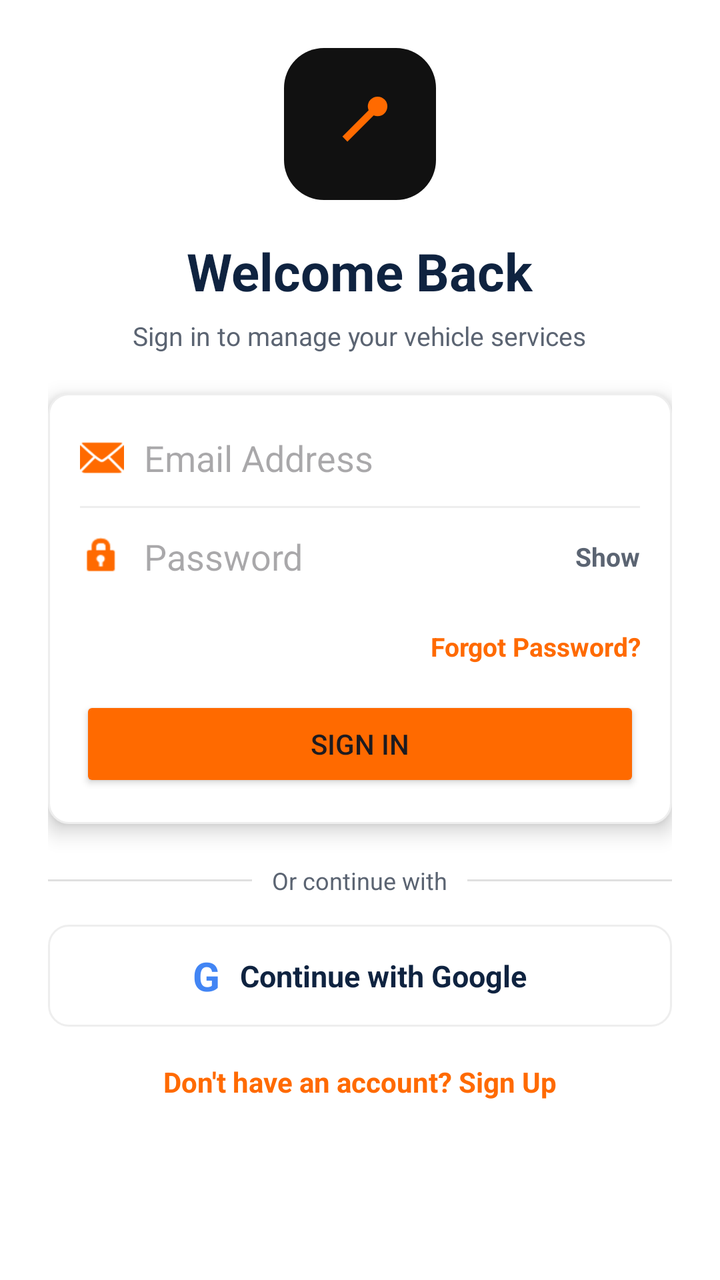
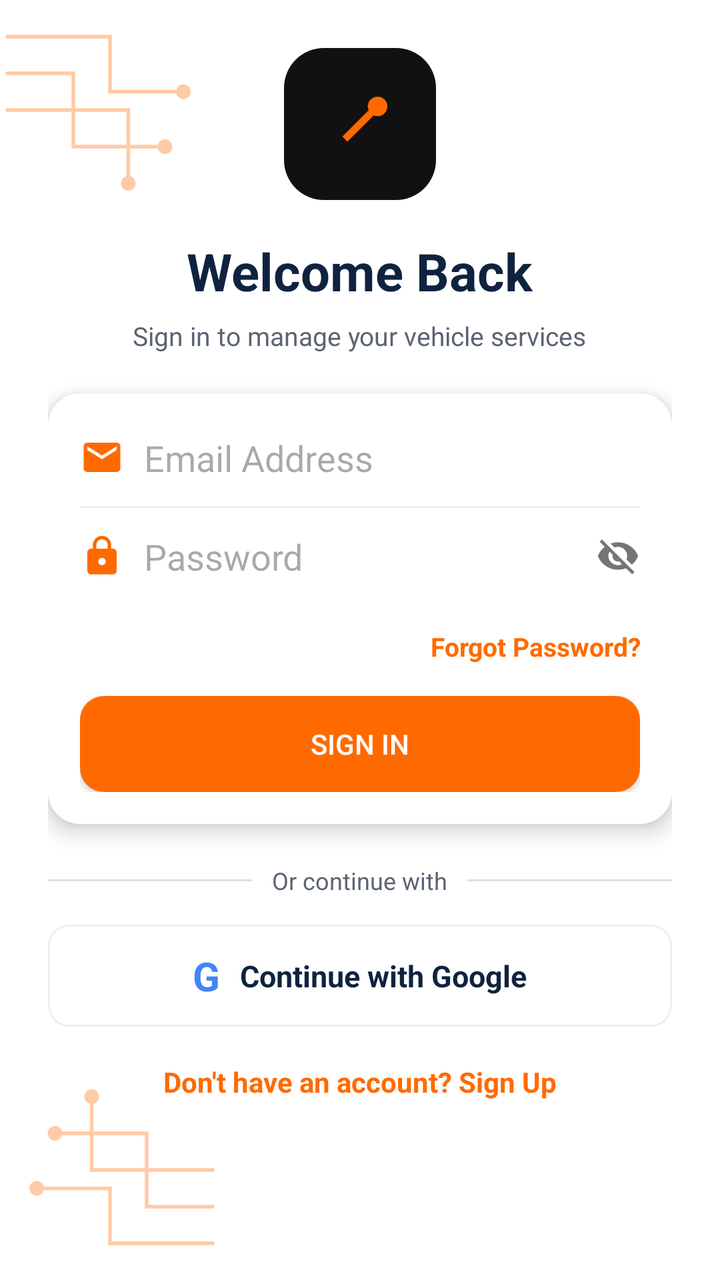

Screens rendered from an Android XML layout before and after an edit, with the pre-edit source and the edit as a unified diff.
<!-- AndroidManifest.xml: application theme Theme.BikeRakshak -->
<!-- res/layout/activity_login.xml -->
<?xml version="1.0" encoding="utf-8"?>
<ScrollView xmlns:android="http://schemas.android.com/apk/res/android"
    android:layout_width="match_parent"
    android:layout_height="match_parent"
    android:background="@color/white">

    <LinearLayout
        android:layout_width="match_parent"
        android:layout_height="wrap_content"
        android:orientation="vertical"
        android:gravity="center_horizontal"
        android:padding="24dp">

        <ImageView
            android:layout_width="76dp"
            android:layout_height="76dp"
            android:background="@drawable/bg_logo_tile"
            android:padding="14dp"
            android:src="@drawable/ic_launcher_foreground"
            android:contentDescription="BikeRakshak logo" />

        <TextView
            android:layout_width="wrap_content"
            android:layout_height="wrap_content"
            android:text="Welcome Back"
            android:textSize="26sp"
            android:textStyle="bold"
            android:textColor="@color/navy"
            android:layout_marginTop="18dp" />

        <TextView
            android:layout_width="wrap_content"
            android:layout_height="wrap_content"
            android:text="Sign in to manage your vehicle services"
            android:textSize="13sp"
            android:textColor="@color/text_grey"
            android:layout_marginTop="6dp" />

        <LinearLayout
            android:layout_width="match_parent"
            android:layout_height="wrap_content"
            android:background="@drawable/bg_rounded_card"
            android:elevation="6dp"
            android:orientation="vertical"
            android:paddingLeft="16dp"
            android:paddingRight="16dp"
            android:paddingTop="8dp"
            android:paddingBottom="16dp"
            android:layout_marginTop="20dp">

            <LinearLayout
                android:layout_width="match_parent"
                android:layout_height="wrap_content"
                android:orientation="horizontal"
                android:gravity="center_vertical">

                <ImageView
                    android:layout_width="22dp"
                    android:layout_height="22dp"
                    android:src="@android:drawable/ic_dialog_email"
                    android:tint="@color/rescue_orange" />

                <EditText
                    android:id="@+id/etEmail"
                    android:layout_width="0dp"
                    android:layout_height="wrap_content"
                    android:layout_weight="1"
                    android:background="@null"
                    android:hint="Email Address"
                    android:inputType="textEmailAddress"
                    android:paddingLeft="10dp"
                    android:paddingTop="12dp"
                    android:paddingBottom="12dp" />
            </LinearLayout>

            <View
                android:layout_width="match_parent"
                android:layout_height="1dp"
                android:background="#EEEEEE" />

            <LinearLayout
                android:layout_width="match_parent"
                android:layout_height="wrap_content"
                android:orientation="horizontal"
                android:gravity="center_vertical">

                <ImageView
                    android:layout_width="22dp"
                    android:layout_height="22dp"
                    android:src="@android:drawable/ic_lock_idle_lock"
                    android:tint="@color/rescue_orange" />

                <EditText
                    android:id="@+id/etPassword"
                    android:layout_width="0dp"
                    android:layout_height="wrap_content"
                    android:layout_weight="1"
                    android:background="@null"
                    android:hint="Password"
                    android:inputType="textPassword"
                    android:paddingLeft="10dp"
                    android:paddingTop="12dp"
                    android:paddingBottom="12dp" />

                <TextView
                    android:id="@+id/tvTogglePassword"
                    android:layout_width="wrap_content"
                    android:layout_height="wrap_content"
                    android:text="Show"
                    android:textSize="13sp"
                    android:textStyle="bold"
                    android:textColor="@color/text_grey" />
            </LinearLayout>

            <TextView
                android:id="@+id/tvForgot"
                android:layout_width="match_parent"
                android:layout_height="wrap_content"
                android:text="Forgot Password?"
                android:textSize="13sp"
                android:textStyle="bold"
                android:textColor="@color/rescue_orange"
                android:gravity="end"
                android:layout_marginTop="12dp" />

            <Button
                android:id="@+id/btnLogin"
                android:layout_width="match_parent"
                android:layout_height="wrap_content"
                android:text="Sign In"
                android:backgroundTint="@color/rescue_orange"
                android:layout_marginTop="16dp" />
        </LinearLayout>

        <LinearLayout
            android:layout_width="match_parent"
            android:layout_height="wrap_content"
            android:orientation="horizontal"
            android:gravity="center_vertical"
            android:layout_marginTop="20dp">

            <View
                android:layout_width="0dp"
                android:layout_height="1dp"
                android:layout_weight="1"
                android:background="#E0E0E0" />

            <TextView
                android:layout_width="wrap_content"
                android:layout_height="wrap_content"
                android:text="Or continue with"
                android:textSize="12sp"
                android:textColor="@color/text_grey"
                android:paddingLeft="10dp"
                android:paddingRight="10dp" />

            <View
                android:layout_width="0dp"
                android:layout_height="1dp"
                android:layout_weight="1"
                android:background="#E0E0E0" />
        </LinearLayout>

        <LinearLayout
            android:id="@+id/btnGoogle"
            android:layout_width="match_parent"
            android:layout_height="wrap_content"
            android:background="@drawable/bg_rounded_card"
            android:gravity="center"
            android:orientation="horizontal"
            android:padding="12dp"
            android:layout_marginTop="14dp">

            <TextView
                android:layout_width="wrap_content"
                android:layout_height="wrap_content"
                android:text="G"
                android:textSize="20sp"
                android:textStyle="bold"
                android:textColor="#4285F4" />

            <TextView
                android:layout_width="wrap_content"
                android:layout_height="wrap_content"
                android:text="Continue with Google"
                android:textSize="15sp"
                android:textStyle="bold"
                android:textColor="@color/navy"
                android:paddingLeft="10dp" />
        </LinearLayout>

        <TextView
            android:id="@+id/tvGoSignup"
            android:layout_width="wrap_content"
            android:layout_height="wrap_content"
            android:text="Don't have an account? Sign Up"
            android:textSize="14sp"
            android:textStyle="bold"
            android:textColor="@color/rescue_orange"
            android:layout_marginTop="18dp" />
    </LinearLayout>
</ScrollView>
<!-- resources referenced by this layout -->
<resources>
  <color name="navy">#0F2340</color>
  <color name="rescue_orange">#FF6A00</color>
  <color name="text_grey">#5B6472</color>
  <color name="white">#FFFFFF</color>
  <color name="navy_dark">#0A1930</color>
  <!-- unchanged entries left out for length: 4 -->
</resources>

<!-- the commit's change to res/layout/activity_login.xml (unified diff, before → after) -->
@@ -1,202 +1,224 @@
 <?xml version="1.0" encoding="utf-8"?>
-<ScrollView xmlns:android="http://schemas.android.com/apk/res/android"
+<FrameLayout xmlns:android="http://schemas.android.com/apk/res/android"
     android:layout_width="match_parent"
     android:layout_height="match_parent"
     android:background="@color/white">
 
-    <LinearLayout
+    <ScrollView
         android:layout_width="match_parent"
-        android:layout_height="wrap_content"
-        android:orientation="vertical"
-        android:gravity="center_horizontal"
-        android:padding="24dp">
-
-        <ImageView
-            android:layout_width="76dp"
-            android:layout_height="76dp"
-            android:background="@drawable/bg_logo_tile"
-            android:padding="14dp"
-            android:src="@drawable/ic_launcher_foreground"
-            android:contentDescription="BikeRakshak logo" />
-
-        <TextView
-            android:layout_width="wrap_content"
-            android:layout_height="wrap_content"
-            android:text="Welcome Back"
-            android:textSize="26sp"
-            android:textStyle="bold"
-            android:textColor="@color/navy"
-            android:layout_marginTop="18dp" />
-
-        <TextView
-            android:layout_width="wrap_content"
-            android:layout_height="wrap_content"
-            android:text="Sign in to manage your vehicle services"
-            android:textSize="13sp"
-            android:textColor="@color/text_grey"
-            android:layout_marginTop="6dp" />
+        android:layout_height="match_parent">
 
         <LinearLayout
             android:layout_width="match_parent"
             android:layout_height="wrap_content"
-            android:background="@drawable/bg_rounded_card"
-            android:elevation="6dp"
             android:orientation="vertical"
-            android:paddingLeft="16dp"
-            android:paddingRight="16dp"
-            android:paddingTop="8dp"
-            android:paddingBottom="16dp"
-            android:layout_marginTop="20dp">
+            android:gravity="center_horizontal"
+            android:padding="24dp">
+
+            <ImageView
+                android:layout_width="76dp"
+                android:layout_height="76dp"
+                android:background="@drawable/bg_logo_tile"
+                android:padding="14dp"
+                android:src="@drawable/ic_launcher_foreground"
+                android:contentDescription="BikeRakshak logo" />
+
+            <TextView
+                android:layout_width="wrap_content"
+                android:layout_height="wrap_content"
+                android:text="Welcome Back"
+                android:textSize="26sp"
+                android:textStyle="bold"
+                android:textColor="@color/navy"
+                android:layout_marginTop="18dp" />
+
+            <TextView
+                android:layout_width="wrap_content"
+                android:layout_height="wrap_content"
+                android:text="Sign in to manage your vehicle services"
+                android:textSize="13sp"
+                android:textColor="@color/text_grey"
+                android:layout_marginTop="6dp" />
 
             <LinearLayout
                 android:layout_width="match_parent"
                 android:layout_height="wrap_content"
-                android:orientation="horizontal"
-                android:gravity="center_vertical">
-
-                <ImageView
-                    android:layout_width="22dp"
-                    android:layout_height="22dp"
-                    android:src="@android:drawable/ic_dialog_email"
-                    android:tint="@color/rescue_orange" />
-
-                <EditText
-                    android:id="@+id/etEmail"
-                    android:layout_width="0dp"
-                    android:layout_height="wrap_content"
-                    android:layout_weight="1"
-                    android:background="@null"
-                    android:hint="Email Address"
-                    android:inputType="textEmailAddress"
-                    android:paddingLeft="10dp"
-                    android:paddingTop="12dp"
-                    android:paddingBottom="12dp" />
+                android:background="@drawable/bg_auth_card"
+                android:elevation="6dp"
+                android:orientation="vertical"
+                android:paddingLeft="16dp"
+                android:paddingRight="16dp"
+                android:paddingTop="8dp"
+                android:paddingBottom="16dp"
+                android:layout_marginTop="20dp">
+
+                <LinearLayout
+                    android:layout_width="match_parent"
+                    android:layout_height="wrap_content"
+                    android:orientation="horizontal"
+                    android:gravity="center_vertical">
+
+                    <ImageView
+                        android:layout_width="22dp"
+                        android:layout_height="22dp"
+                        android:src="@drawable/ic_email"
+                        android:tint="@color/rescue_orange" />
+
+                    <EditText
+                        android:id="@+id/etEmail"
+                        android:layout_width="0dp"
+                        android:layout_height="wrap_content"
+                        android:layout_weight="1"
+                        android:background="@null"
+                        android:hint="Email Address"
+                        android:inputType="textEmailAddress"
+                        android:paddingLeft="10dp"
+                        android:paddingTop="12dp"
+                        android:paddingBottom="12dp" />
+                </LinearLayout>
+
+                <View
+                    android:layout_width="match_parent"
+                    android:layout_height="1dp"
+                    android:background="#EEEEEE" />
+
+                <LinearLayout
+                    android:layout_width="match_parent"
+                    android:layout_height="wrap_content"
+                    android:orientation="horizontal"
+                    android:gravity="center_vertical">
+
+                    <ImageView
+                        android:layout_width="22dp"
+                        android:layout_height="22dp"
+                        android:src="@drawable/ic_lock"
+                        android:tint="@color/rescue_orange" />
+
+                    <EditText
+                        android:id="@+id/etPassword"
+                        android:layout_width="0dp"
+                        android:layout_height="wrap_content"
+                        android:layout_weight="1"
+                        android:background="@null"
+                        android:hint="Password"
+                        android:inputType="textPassword"
+                        android:paddingLeft="10dp"
+                        android:paddingTop="12dp"
+                        android:paddingBottom="12dp" />
+
+                    <ImageView
+                        android:id="@+id/ivTogglePassword"
+                        android:layout_width="22dp"
+                        android:layout_height="22dp"
+                        android:src="@drawable/ic_eye_off"
+                        android:tint="#757575"
+                        android:contentDescription="Show password" />
+                </LinearLayout>
+
+                <TextView
+                    android:id="@+id/tvForgot"
+                    android:layout_width="match_parent"
+                    android:layout_height="wrap_content"
+                    android:text="Forgot Password?"
+                    android:textSize="13sp"
+                    android:textStyle="bold"
+                    android:textColor="@color/rescue_orange"
+                    android:gravity="end"
+                    android:layout_marginTop="12dp" />
+
+                <Button
+                    android:id="@+id/btnLogin"
+                    android:layout_width="match_parent"
+                    android:layout_height="wrap_content"
+                    android:text="Sign In"
+                    android:background="@drawable/bg_btn_orange"
+                    android:textColor="@color/white"
+                    android:layout_marginTop="16dp" />
             </LinearLayout>
-
-            <View
-                android:layout_width="match_parent"
-                android:layout_height="1dp"
-                android:background="#EEEEEE" />
 
             <LinearLayout
                 android:layout_width="match_parent"
                 android:layout_height="wrap_content"
                 android:orientation="horizontal"
-                android:gravity="center_vertical">
-
-                <ImageView
-                    android:layout_width="22dp"
-                    android:layout_height="22dp"
-                    android:src="@android:drawable/ic_lock_idle_lock"
-                    android:tint="@color/rescue_orange" />
-
-                <EditText
-                    android:id="@+id/etPassword"
+                android:gravity="center_vertical"
+                android:layout_marginTop="20dp">
+
+                <View
                     android:layout_width="0dp"
-                    android:layout_height="wrap_content"
+                    android:layout_height="1dp"
                     android:layout_weight="1"
-                    android:background="@null"
-                    android:hint="Password"
-                    android:inputType="textPassword"
+                    android:background="#E0E0E0" />
+
+                <TextView
+                    android:layout_width="wrap_content"
+                    android:layout_height="wrap_content"
+                    android:text="Or continue with"
+                    android:textSize="12sp"
+                    android:textColor="@color/text_grey"
                     android:paddingLeft="10dp"
-                    android:paddingTop="12dp"
-                    android:paddingBottom="12dp" />
-
-                <TextView
-                    android:id="@+id/tvTogglePassword"
+                    android:paddingRight="10dp" />
+
+                <View
+                    android:layout_width="0dp"
+                    android:layout_height="1dp"
+                    android:layout_weight="1"
+                    android:background="#E0E0E0" />
+            </LinearLayout>
+
+            <LinearLayout
+                android:id="@+id/btnGoogle"
+                android:layout_width="match_parent"
+                android:layout_height="wrap_content"
+                android:background="@drawable/bg_rounded_card"
+                android:gravity="center"
+                android:orientation="horizontal"
+                android:padding="12dp"
+                android:layout_marginTop="14dp">
+
+                <TextView
                     android:layout_width="wrap_content"
                     android:layout_height="wrap_content"
-                    android:text="Show"
-                    android:textSize="13sp"
+                    android:text="G"
+                    android:textSize="20sp"
                     android:textStyle="bold"
-                    android:textColor="@color/text_grey" />
+                    android:textColor="#4285F4" />
+
+                <TextView
+                    android:layout_width="wrap_content"
+                    android:layout_height="wrap_content"
+                    android:text="Continue with Google"
+                    android:textSize="15sp"
+                    android:textStyle="bold"
+                    android:textColor="@color/navy"
+                    android:paddingLeft="10dp" />
             </LinearLayout>
 
             <TextView
-                android:id="@+id/tvForgot"
-                android:layout_width="match_parent"
-                android:layout_height="wrap_content"
-                android:text="Forgot Password?"
-                android:textSize="13sp"
+                android:id="@+id/tvGoSignup"
+                android:layout_width="wrap_content"
+                android:layout_height="wrap_content"
+                android:text="Don't have an account? Sign Up"
+                android:textSize="14sp"
                 android:textStyle="bold"
                 android:textColor="@color/rescue_orange"
-                android:gravity="end"
-                android:layout_marginTop="12dp" />
-
-            <Button
-                android:id="@+id/btnLogin"
-                android:layout_width="match_parent"
-                android:layout_height="wrap_content"
-                android:text="Sign In"
-                android:backgroundTint="@color/rescue_orange"
-                android:layout_marginTop="16dp" />
+                android:layout_marginTop="18dp" />
         </LinearLayout>
-
-        <LinearLayout
-            android:layout_width="match_parent"
-            android:layout_height="wrap_content"
-            android:orientation="horizontal"
-            android:gravity="center_vertical"
-            android:layout_marginTop="20dp">
-
-            <View
-                android:layout_width="0dp"
-                android:layout_height="1dp"
-                android:layout_weight="1"
-                android:background="#E0E0E0" />
-
-            <TextView
-                android:layout_width="wrap_content"
-                android:layout_height="wrap_content"
-                android:text="Or continue with"
-                android:textSize="12sp"
-                android:textColor="@color/text_grey"
-                android:paddingLeft="10dp"
-                android:paddingRight="10dp" />
-
-            <View
-                android:layout_width="0dp"
-                android:layout_height="1dp"
-                android:layout_weight="1"
-                android:background="#E0E0E0" />
-        </LinearLayout>
-
-        <LinearLayout
-            android:id="@+id/btnGoogle"
-            android:layout_width="match_parent"
-            android:layout_height="wrap_content"
-            android:background="@drawable/bg_rounded_card"
-            android:gravity="center"
-            android:orientation="horizontal"
-            android:padding="12dp"
-            android:layout_marginTop="14dp">
-
-            <TextView
-                android:layout_width="wrap_content"
-                android:layout_height="wrap_content"
-                android:text="G"
-                android:textSize="20sp"
-                android:textStyle="bold"
-                android:textColor="#4285F4" />
-
-            <TextView
-                android:layout_width="wrap_content"
-                android:layout_height="wrap_content"
-                android:text="Continue with Google"
-                android:textSize="15sp"
-                android:textStyle="bold"
-                android:textColor="@color/navy"
-                android:paddingLeft="10dp" />
-        </LinearLayout>
-
-        <TextView
-            android:id="@+id/tvGoSignup"
-            android:layout_width="wrap_content"
-            android:layout_height="wrap_content"
-            android:text="Don't have an account? Sign Up"
-            android:textSize="14sp"
-            android:textStyle="bold"
-            android:textColor="@color/rescue_orange"
-            android:layout_marginTop="18dp" />
-    </LinearLayout>
-</ScrollView>
+    </ScrollView>
+
+    <ImageView
+        android:layout_width="110dp"
+        android:layout_height="110dp"
+        android:layout_gravity="top|start"
+        android:alpha="0.35"
+        android:src="@drawable/bg_circuit"
+        android:contentDescription="@null" />
+
+    <ImageView
+        android:layout_width="110dp"
+        android:layout_height="110dp"
+        android:layout_gravity="bottom|start"
+        android:rotation="180"
+        android:alpha="0.35"
+        android:src="@drawable/bg_circuit"
+        android:contentDescription="@null" />
+</FrameLayout>
<!-- resource entries referenced after the edit -->
@@ -4,6 +4,85 @@
   <color name="rescue_orange">#FF6A00</color>
   <color name="text_grey">#5B6472</color>
   <color name="white">#FFFFFF</color>
+  <!-- drawable bg_auth_card (drawable) -->
+  <?xml version="1.0" encoding="utf-8"?>
+  <shape xmlns:android="http://schemas.android.com/apk/res/android"
+      android:shape="rectangle">
+      <solid android:color="#FFFFFF" />
+      <corners android:radius="16dp" />
+  </shape>
+  <!-- drawable bg_btn_orange (drawable) -->
+  <?xml version="1.0" encoding="utf-8"?>
+  <shape xmlns:android="http://schemas.android.com/apk/res/android"
+      android:shape="rectangle">
+      <solid android:color="#FF6A00" />
+      <corners android:radius="12dp" />
+  </shape>
+  <!-- drawable bg_circuit (drawable) -->
+  <?xml version="1.0" encoding="utf-8"?>
+  <vector xmlns:android="http://schemas.android.com/apk/res/android"
+      android:width="120dp"
+      android:height="120dp"
+      android:viewportWidth="120"
+      android:viewportHeight="120">
+      <path
+          android:strokeColor="#FF6A00"
+          android:strokeWidth="2"
+          android:strokeLineCap="round"
+          android:pathData="M4,20 H60 V50 H100" />
+      <path
+          android:strokeColor="#FF6A00"
+          android:strokeWidth="2"
+          android:strokeLineCap="round"
+          android:pathData="M4,40 H40 V80 H90" />
+      <path
+          android:strokeColor="#FF6A00"
+          android:strokeWidth="2"
+          android:strokeLineCap="round"
+          android:pathData="M4,60 H70 V100" />
+      <path
+          android:fillColor="#FF6A00"
+          android:pathData="M100,50m-4,0a4,4 0,1 1,8 0a4,4 0,1 1,-8 0" />
+      <path
+          android:fillColor="#FF6A00"
+          android:pathData="M90,80m-4,0a4,4 0,1 1,8 0a4,4 0,1 1,-8 0" />
+      <path
+          android:fillColor="#FF6A00"
+          android:pathData="M70,100m-4,0a4,4 0,1 1,8 0a4,4 0,1 1,-8 0" />
+  </vector>
+  <!-- drawable ic_email (drawable) -->
+  <?xml version="1.0" encoding="utf-8"?>
+  <vector xmlns:android="http://schemas.android.com/apk/res/android"
+      android:width="24dp"
+      android:height="24dp"
+      android:viewportWidth="24"
+      android:viewportHeight="24">
+      <path
+          android:fillColor="#FF000000"
+          android:pathData="M20,4H4c-1.1,0 -1.99,0.9 -1.99,2L2,18c0,1.1 0.9,2 2,2h16c1.1,0 2,-0.9 2,-2V6c0,-1.1 -0.9,-2 -2,-2zM20,8l-8,5 -8,-5V6l8,5 8,-5v2z" />
+  </vector>
+  <!-- drawable ic_eye_off (drawable) -->
+  <?xml version="1.0" encoding="utf-8"?>
+  <vector xmlns:android="http://schemas.android.com/apk/res/android"
+      android:width="24dp"
+      android:height="24dp"
+      android:viewportWidth="24"
+      android:viewportHeight="24">
+      <path
+          android:fillColor="#FF000000"
+          android:pathData="M12,7c2.76,0 5,2.24 5,5 0,0.65 -0.13,1.26 -0.36,1.83l2.92,2.92c1.51,-1.26 2.7,-2.89 3.43,-4.75 -1.73,-4.39 -6,-7.5 -11,-7.5 -1.4,0 -2.74,0.25 -3.98,0.7l2.16,2.16C10.74,7.13 11.35,7 12,7zM2,4.27l2.28,2.28 0.46,0.46C3.08,8.3 1.78,10.02 1,12c1.73,4.39 6,7.5 11,7.5 1.55,0 3.03,-0.3 4.38,-0.84l0.42,0.42L19.73,22 21,20.73 3.27,3 2,4.27zM7.53,9.8l1.55,1.55c-0.05,0.21 -0.08,0.43 -0.08,0.65 0,1.66 1.34,3 3,3 0.22,0 0.44,-0.03 0.65,-0.08l1.55,1.55c-0.67,0.33 -1.41,0.53 -2.2,0.53 -2.76,0 -5.26,-2.24 -5.26,-5 0,-0.79 0.2,-1.53 0.53,-2.2zM16.84,9.02l3.15,3.15 0.02,-0.16c0,-1.66 -1.34,-3 -3,-3l-0.17,0.01z" />
+  </vector>
+  <!-- drawable ic_lock (drawable) -->
+  <?xml version="1.0" encoding="utf-8"?>
+  <vector xmlns:android="http://schemas.android.com/apk/res/android"
+      android:width="24dp"
+      android:height="24dp"
+      android:viewportWidth="24"
+      android:viewportHeight="24">
+      <path
+          android:fillColor="#FF000000"
+          android:pathData="M18,8h-1V6c0,-2.76 -2.24,-5 -5,-5S7,3.24 7,6v2H6c-1.1,0 -2,0.9 -2,2v10c0,1.1 0.9,2 2,2h12c1.1,0 2,-0.9 2,-2V10c0,-1.1 -0.9,-2 -2,-2zM12,17c-1.1,0 -2,-0.9 -2,-2s0.9,-2 2,-2 2,0.9 2,2 -0.9,2 -2,2zM15.1,8H8.9V6c0,-1.71 1.39,-3.1 3.1,-3.1 1.71,0 3.1,1.39 3.1,3.1v2z" />
+  </vector>
   <color name="navy_dark">#0A1930</color>
   <!-- unchanged entries left out for length: 4 -->
 </resources>
